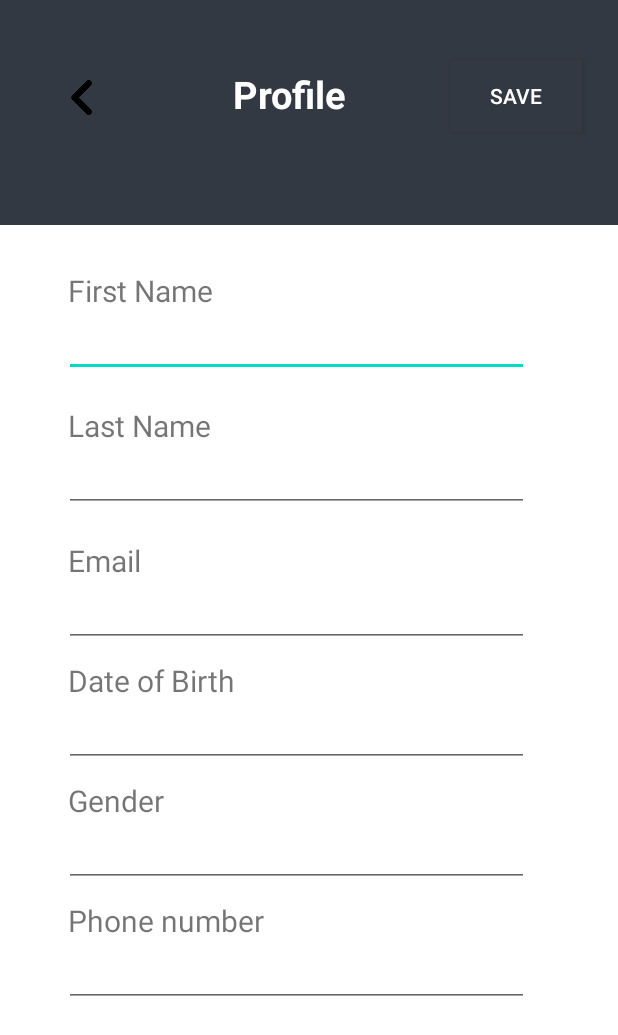
After one commit to KrisKai/Project-year-3.2, an Android app: the ProfileActivity screen opened directly, with no data from a screen before it, on a phone screen of 412 x 824 dp. The commit adds this screen. Shown: the top 1035 px of the screen. Run offline under Robolectric (Android 15) with nearby library versions, the phone set to English and light mode, and no system bars; our stand-ins replace Firebase (no records; nobody signed in at launch, a user with empty details on screens opened directly).

Commit message:
fixed session and add profile

```diff
--- /dev/null
+++ b/app/src/main/java/com/example/myprojectyear32/session/ProfileActivity.java
@@ -0,0 +1,119 @@
+package com.example.myprojectyear32.session;
+
+import androidx.annotation.NonNull;
+import androidx.appcompat.app.AlertDialog;
+import androidx.appcompat.app.AppCompatActivity;
+import androidx.fragment.app.FragmentTransaction;
+
+import android.content.Intent;
+import android.os.Bundle;
+import android.view.View;
+import android.widget.Button;
+import android.widget.EditText;
+import android.widget.ImageView;
+import android.widget.Toast;
+
+import com.example.myprojectyear32.MainActivity;
+import com.example.myprojectyear32.R;
+import com.example.myprojectyear32.ui.bar.SettingFragment;
+import com.google.firebase.database.DataSnapshot;
+import com.google.firebase.database.DatabaseError;
+import com.google.firebase.database.DatabaseReference;
+import com.google.firebase.database.FirebaseDatabase;
+import com.google.firebase.database.ValueEventListener;
+
+import java.util.HashMap;
+
+public class ProfileActivity extends AppCompatActivity {
+    private String firstName, lastName, email, doB, phoneNumber, gender, password, username;
+    EditText mFirstname, mLastname, mEmail, mDob, mPhoneNumber, mGender;
+
+    @Override
+    protected void onCreate(Bundle savedInstanceState) {
+        super.onCreate(savedInstanceState);
+        setContentView(R.layout.activity_profile);
+
+        ImageView returnBtn = findViewById(R.id.returnProfile);
+        returnBtn.setOnClickListener(v->{
+            FragmentTransaction transaction = getSupportFragmentManager().beginTransaction();
+            transaction.replace(R.id.frame_container, new SettingFragment());
+            transaction.addToBackStack(null);
+            transaction.commit();
+        });
+
+        Button saveBtn = findViewById(R.id.saveProfile);
+        saveBtn.setOnClickListener(v->{
+            checkPasswordDialog();
+        });
+
+        getUserDetails();
+
+        bindDetails();
+
+    }
+
+    private void bindDetails() {
+        mFirstname = findViewById(R.id.firstnamePFET);
+        mFirstname.setText(firstName);
+        mLastname = findViewById(R.id.lastNamePFET);
+        mLastname.setText(lastName);
+        mEmail = findViewById(R.id.emailPFET);
+        mEmail.setText(email);
+        mDob = findViewById(R.id.dobPFET);
+        mDob.setText(doB);
+        mPhoneNumber = findViewById(R.id.phonePFET);
+        mPhoneNumber.setText(phoneNumber);
+        mGender = findViewById(R.id.genderPFET);
+        mGender.setText(gender);
+    }
+
+
+    private void checkPasswordDialog() {
+        AlertDialog.Builder checkDialog = new AlertDialog.Builder(ProfileActivity.this);
+        View view = getLayoutInflater().inflate(R.layout.password_dialog,null);
+        checkDialog.setView(view);
+        EditText mPassword = view.findViewById(R.id.password_checkDialog);
+        EditText mRePassword = view.findViewById(R.id.rePassword_checkDialog);
+        Button mButton = view.findViewById(R.id.confirm_checkDialog);
+        mButton.setOnClickListener(v->{
+            if(mPassword.getText().toString().equals(password)){
+                if(mRePassword.getText().toString().equals(password)){
+                    pushUpdatedUserDetails();
+                }
+                else {
+                    Toast.makeText(this,"Your Re-Enter Password is not correct",Toast.LENGTH_SHORT).show();
+                }
+            }else {
+                Toast.makeText(this,"Your Password is not correct",Toast.LENGTH_SHORT).show();
+            }
+
+        });
+        AlertDialog alertDialog = checkDialog.create();
+        alertDialog.show();
+    }
+
+    private void pushUpdatedUserDetails(){
+        DatabaseReference reference = FirebaseDatabase.getInstance().getReference().child("User");
+//        reference.child(username).child("passWord").setValue();
+        reference.child(username).child("lastName").setValue(lastName);
+        reference.child(username).child("firstName").setValue(firstName);
+        reference.child(username).child("gender").setValue(gender);
+        reference.child(username).child("email").setValue(email);
+        reference.child(username).child("phoneNumber").setValue(phoneNumber);
+        reference.child(username).child("DoB").setValue(doB);
+
+    }
+
+    private void getUserDetails() {
+        SessionManager session = new SessionManager(this);
+        HashMap<String,String> userDetails = session.getUserDetailFromSession();
+        firstName = userDetails.get(SessionManager.KEY_FIRSTNAME);
+        lastName = userDetails.get(SessionManager.KEY_LASTNAME);
+        email = userDetails.get(SessionManager.KEY_EMAIL);
+        doB = userDetails.get(SessionManager.KEY_DOB);
+        phoneNumber = userDetails.get(SessionManager.KEY_PHONENUMBER);
+        gender = userDetails.get(SessionManager.KEY_GENDER);
+        password = userDetails.get(SessionManager.KEY_PASSWORD);
+        username = userDetails.get(SessionManager.KEY_USERNAME);
+    }
+}
--- /dev/null
+++ b/app/src/main/res/layout/activity_profile.xml
@@ -0,0 +1,208 @@
+<?xml version="1.0" encoding="utf-8"?>
+<androidx.constraintlayout.widget.ConstraintLayout xmlns:android="http://schemas.android.com/apk/res/android"
+    xmlns:app="http://schemas.android.com/apk/res-auto"
+    xmlns:tools="http://schemas.android.com/tools"
+    android:layout_width="match_parent"
+    android:layout_height="match_parent"
+    android:orientation="vertical"
+    tools:context=".session.ProfileActivity">
+
+    <RelativeLayout
+
+        android:id="@+id/relativeLayout"
+        android:layout_width="match_parent"
+        android:layout_height="150dp"
+        android:background="#333942"
+        app:layout_constraintBottom_toBottomOf="parent"
+        app:layout_constraintStart_toStartOf="parent"
+        app:layout_constraintTop_toTopOf="parent"
+        app:layout_constraintVertical_bias="0.0">
+
+        <ImageView
+            android:id="@+id/returnProfile"
+            android:layout_width="50dp"
+            android:layout_height="50dp"
+            android:layout_marginStart="30dp"
+            android:layout_marginTop="40dp"
+            android:src="@drawable/left_vector" />
+
+        <TextView
+            android:layout_width="wrap_content"
+            android:layout_height="wrap_content"
+            android:layout_marginStart="155dp"
+            android:layout_marginTop="45dp"
+            android:text="Profile"
+            android:textColor="@color/white"
+            android:textSize="25sp"
+            android:textStyle="bold" />
+
+        <androidx.appcompat.widget.AppCompatButton
+            android:id="@+id/saveProfile"
+            android:layout_width="wrap_content"
+            android:layout_height="wrap_content"
+            android:layout_marginStart="300dp"
+            android:layout_marginTop="40dp"
+            android:background="#333942"
+            android:text="Save"
+            android:textColor="@color/white" />
+
+    </RelativeLayout>
+
+    <TextView
+        android:layout_width="wrap_content"
+        android:layout_height="wrap_content"
+        android:layout_marginStart="10dp"
+        android:layout_marginTop="180dp"
+        android:text="First Name"
+        android:textSize="20sp"
+        app:layout_constraintEnd_toEndOf="parent"
+        app:layout_constraintHorizontal_bias="0.115"
+        app:layout_constraintStart_toStartOf="parent"
+        app:layout_constraintTop_toTopOf="parent" />
+
+    <EditText
+        android:id="@+id/firstnamePFET"
+        android:layout_width="310dp"
+        android:layout_height="41dp"
+        android:layout_marginTop="210dp"
+        android:layout_marginStart="10dp"
+        android:ems="10"
+        android:inputType="textPersonName"
+        android:text="First Name"
+        app:layout_constraintEnd_toEndOf="parent"
+        app:layout_constraintHorizontal_bias="0.352"
+        app:layout_constraintStart_toStartOf="parent"
+        app:layout_constraintTop_toTopOf="parent" />
+
+    <TextView
+        android:layout_width="wrap_content"
+        android:layout_height="wrap_content"
+        android:layout_marginTop="270dp"
+        android:layout_marginStart="15dp"
+        android:text="Last Name"
+        android:textSize="20sp"
+        app:layout_constraintEnd_toEndOf="parent"
+        app:layout_constraintHorizontal_bias="0.099"
+        app:layout_constraintStart_toStartOf="parent"
+        app:layout_constraintTop_toTopOf="parent" />
+
+    <EditText
+        android:id="@+id/lastNamePFET"
+        android:layout_width="310dp"
+        android:layout_height="41dp"
+        android:layout_marginTop="300dp"
+        android:layout_marginStart="10dp"
+        android:ems="10"
+        android:inputType="textPersonName"
+        android:text="Last Name"
+        app:layout_constraintEnd_toEndOf="parent"
+        app:layout_constraintHorizontal_bias="0.352"
+        app:layout_constraintStart_toStartOf="parent"
+        app:layout_constraintTop_toTopOf="parent" />
+
+    <TextView
+        android:layout_width="wrap_content"
+        android:layout_height="wrap_content"
+        android:layout_marginStart="15dp"
+        android:layout_marginTop="360dp"
+        android:text="Email"
+        android:textSize="20sp"
+        app:layout_constraintEnd_toEndOf="parent"
+        app:layout_constraintHorizontal_bias="0.086"
+        app:layout_constraintStart_toStartOf="parent"
+        app:layout_constraintTop_toTopOf="parent" />
+
+    <EditText
+        android:id="@+id/emailPFET"
+        android:layout_width="310dp"
+        android:layout_height="41dp"
+        android:layout_marginTop="390dp"
+        android:layout_marginStart="10dp"
+        android:ems="10"
+        android:inputType="textEmailAddress"
+        android:text="Email"
+        app:layout_constraintEnd_toEndOf="parent"
+        app:layout_constraintHorizontal_bias="0.352"
+        app:layout_constraintStart_toStartOf="parent"
+        app:layout_constraintTop_toTopOf="parent" />
+
+    <TextView
+        android:layout_width="wrap_content"
+        android:layout_height="wrap_content"
+        android:layout_marginStart="15dp"
+        android:layout_marginTop="440dp"
+        android:text="Date of Birth"
+        android:textSize="20sp"
+        app:layout_constraintEnd_toEndOf="parent"
+        app:layout_constraintHorizontal_bias="0.105"
+        app:layout_constraintStart_toStartOf="parent"
+        app:layout_constraintTop_toTopOf="parent" />
+
+    <EditText
+        android:id="@+id/dobPFET"
+        android:layout_width="310dp"
+        android:layout_height="41dp"
+        android:layout_marginTop="470dp"
+        android:layout_marginStart="10dp"
+        android:ems="10"
+        android:inputType="datetime"
+        android:text="Date of Birth"
+        app:layout_constraintEnd_toEndOf="parent"
+        app:layout_constraintHorizontal_bias="0.352"
+        app:layout_constraintStart_toStartOf="parent"
+        app:layout_constraintTop_toTopOf="parent" />
+
+    <TextView
+        android:layout_width="wrap_content"
+        android:layout_height="wrap_content"
+        android:layout_marginStart="15dp"
+        android:layout_marginTop="520dp"
+        android:text="Gender"
+        android:textSize="20sp"
+        app:layout_constraintEnd_toEndOf="parent"
+        app:layout_constraintHorizontal_bias="0.09"
+        app:layout_constraintStart_toStartOf="parent"
+        app:layout_constraintTop_toTopOf="parent" />
+
+    <EditText
+        android:id="@+id/genderPFET"
+        android:layout_width="310dp"
+        android:layout_height="41dp"
+        android:layout_marginTop="550dp"
+        android:layout_marginStart="10dp"
+        android:ems="10"
+        android:inputType="textNoSuggestions"
+        android:text="Gender"
+        app:layout_constraintEnd_toEndOf="parent"
+        app:layout_constraintHorizontal_bias="0.352"
+        app:layout_constraintStart_toStartOf="parent"
+        app:layout_constraintTop_toTopOf="parent" />
+
+    <TextView
+        android:layout_width="wrap_content"
+        android:layout_height="wrap_content"
+        android:layout_marginStart="15dp"
+        android:layout_marginTop="600dp"
+        android:text="Phone number"
+        android:textSize="20sp"
+        app:layout_constraintEnd_toEndOf="parent"
+        app:layout_constraintHorizontal_bias="0.112"
+        app:layout_constraintStart_toStartOf="parent"
+        app:layout_constraintTop_toTopOf="parent" />
+
+    <EditText
+        android:id="@+id/phonePFET"
+        android:layout_width="310dp"
+        android:layout_height="41dp"
+        android:layout_marginTop="630dp"
+        android:layout_marginStart="10dp"
+        android:ems="10"
+        android:inputType="textPhonetic"
+        android:text="Phone number"
+        app:layout_constraintEnd_toEndOf="parent"
+        app:layout_constraintHorizontal_bias="0.352"
+        app:layout_constraintStart_toStartOf="parent"
+        app:layout_constraintTop_toTopOf="parent"
+        tools:ignore="TextFields" />
+
+</androidx.constraintlayout.widget.ConstraintLayout>
--- a/app/src/main/res/layout/fragment_setting.xml
+++ b/app/src/main/res/layout/fragment_setting.xml
@@ -21,7 +21,7 @@
         app:layout_constraintVertical_bias="0.023" />
 
     <TextView
-        android:id="@+id/textView2"
+
         android:layout_width="wrap_content"
         android:layout_height="wrap_content"
         android:text="@string/setting"
@@ -47,6 +47,7 @@
         app:layout_constraintVertical_bias="0.485">
 
         <TextView
+            android:id="@+id/profileTV"
             android:layout_width="match_parent"
             android:layout_height="wrap_content"
             android:layout_marginBottom="30dp"
--- a/build.gradle
+++ b/build.gradle
@@ -5,7 +5,7 @@ buildscript {
         jcenter()
     }
     dependencies {
-        classpath "com.android.tools.build:gradle:4.1.3"
+        classpath 'com.android.tools.build:gradle:4.2.0'
         classpath 'com.google.gms:google-services:4.3.5'
         classpath 'com.google.firebase:firebase-crashlytics-gradle:2.5.2'
         // NOTE: Do not place your application dependencies here; they belong
```
Also changed, not shown: app/src/main/AndroidManifest.xml (+4 -3 lines), app/src/main/java/com/example/myprojectyear32/ui/bar/HomeFragment.java (+10 -12 lines), app/src/main/java/com/example/myprojectyear32/ui/bar/SettingFragment.java (+8 -2 lines), app/src/main/res/layout/password_dialog.xml (added, +56 -0 lines), app/src/main/res/layout/logout_dialog.xml (renamed from app/src/main/res/layout/test.xml), gradle/wrapper/gradle-wrapper.properties.
